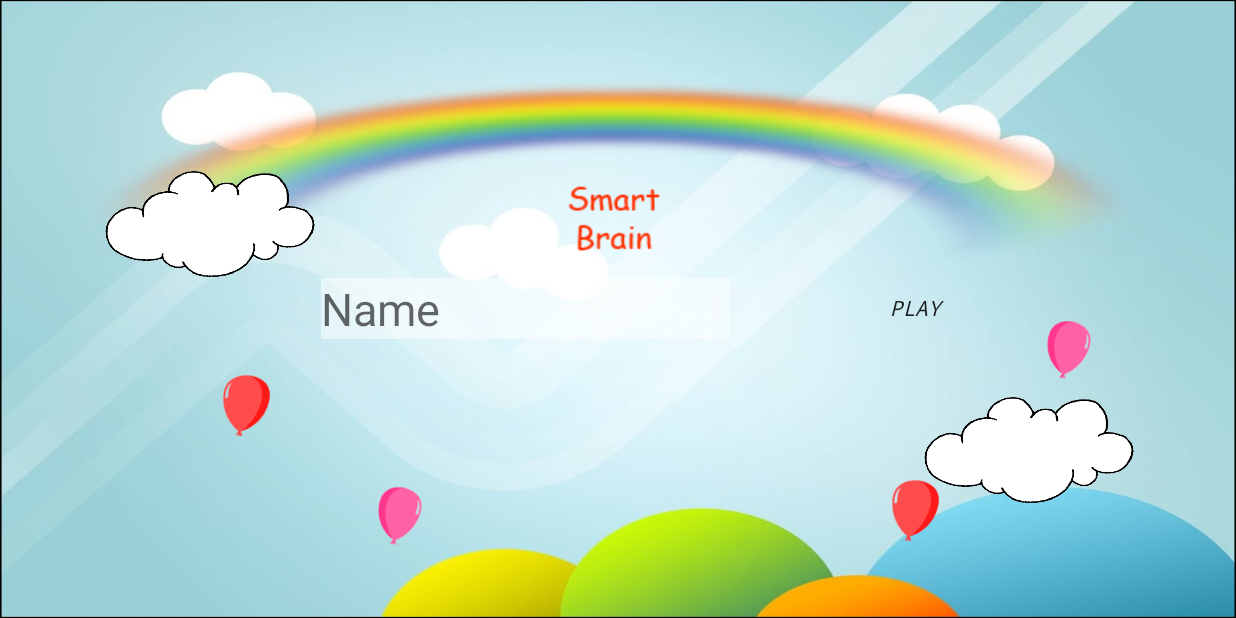
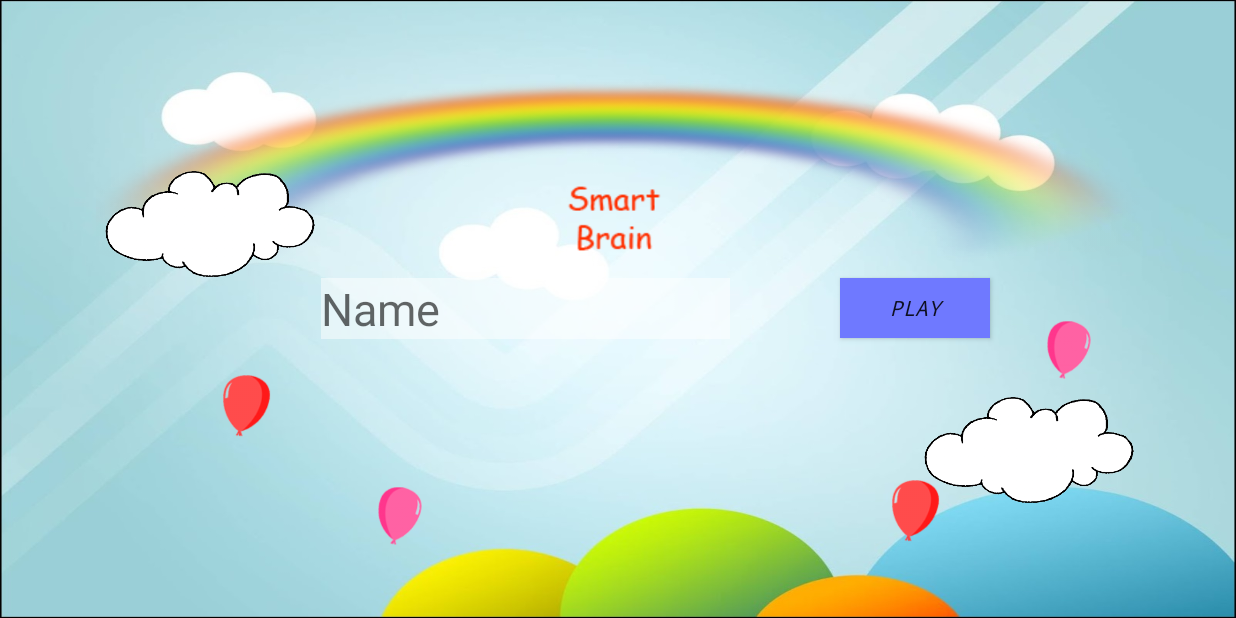
Before and after one commit to giomm2/SmartBrain, an Android app: the MainActivity screen opened directly, with no data from a screen before it, on a phone screen of 824 x 412 dp (held sideways). Run offline under Robolectric (Android 15) with nearby library versions, the phone set to English and light mode, and no system bars; libraries missing offline, so code that uses them is left out: com.loopj.android; 8 statements that could not run were skipped.

Commit message:
cambios minimos en HardMenuActivity y diseño del MainActivity

```diff
--- a/app/src/main/res/layout-large/activity_main.xml
+++ b/app/src/main/res/layout-large/activity_main.xml
@@ -14,7 +14,7 @@
         android:layout_height="40dp"
         android:text="Play"
         android:id="@+id/btn_play"
-        android:background="@android:color/transparent"
+        android:background="#ff6f79ff"
         android:textStyle="italic"
         android:typeface="monospace"
         android:layout_alignBottom="@+id/imageView"
--- a/app/src/main/res/layout-small/activity_main.xml
+++ b/app/src/main/res/layout-small/activity_main.xml
@@ -13,7 +13,7 @@
         android:layout_height="40dp"
         android:text="Play"
         android:id="@+id/btn_play"
-        android:background="@android:color/transparent"
+        android:background="#ff6f79ff"
         android:textStyle="italic"
         android:typeface="monospace"
         android:layout_alignTop="@+id/txt_name"
--- a/app/src/main/res/layout-xlarge/activity_main.xml
+++ b/app/src/main/res/layout-xlarge/activity_main.xml
@@ -13,7 +13,7 @@
         android:layout_height="40dp"
         android:text="Play"
         android:id="@+id/btn_play"
-        android:background="@android:color/transparent"
+        android:background="#ff6f79ff"
         android:textStyle="italic"
         android:typeface="monospace"
         android:layout_alignTop="@+id/txt_name"
```
